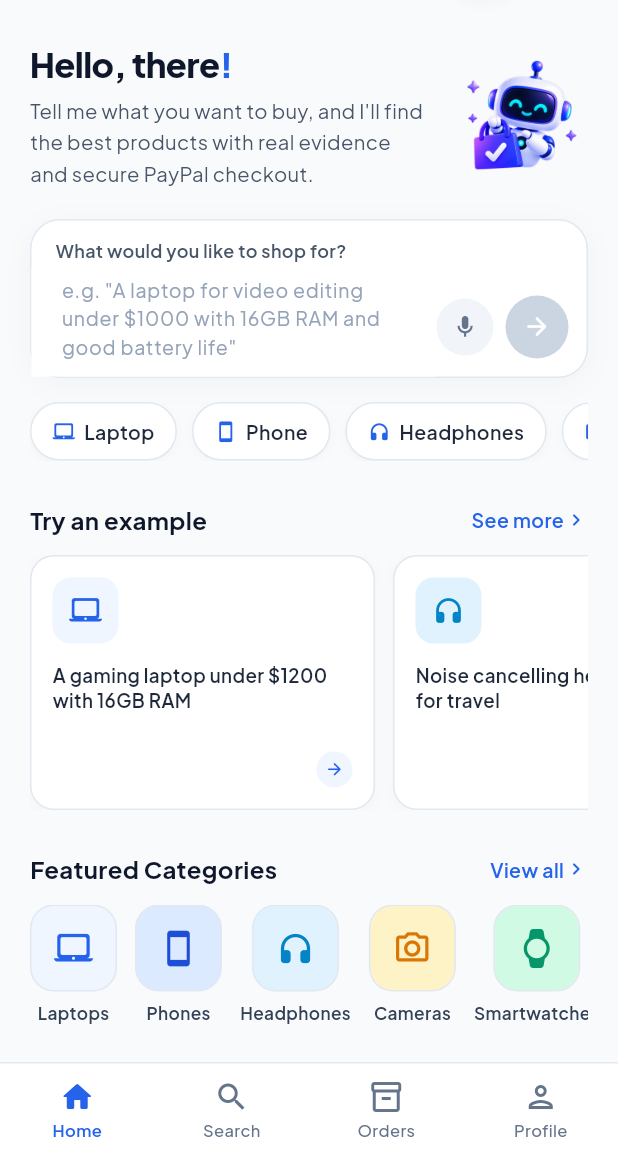
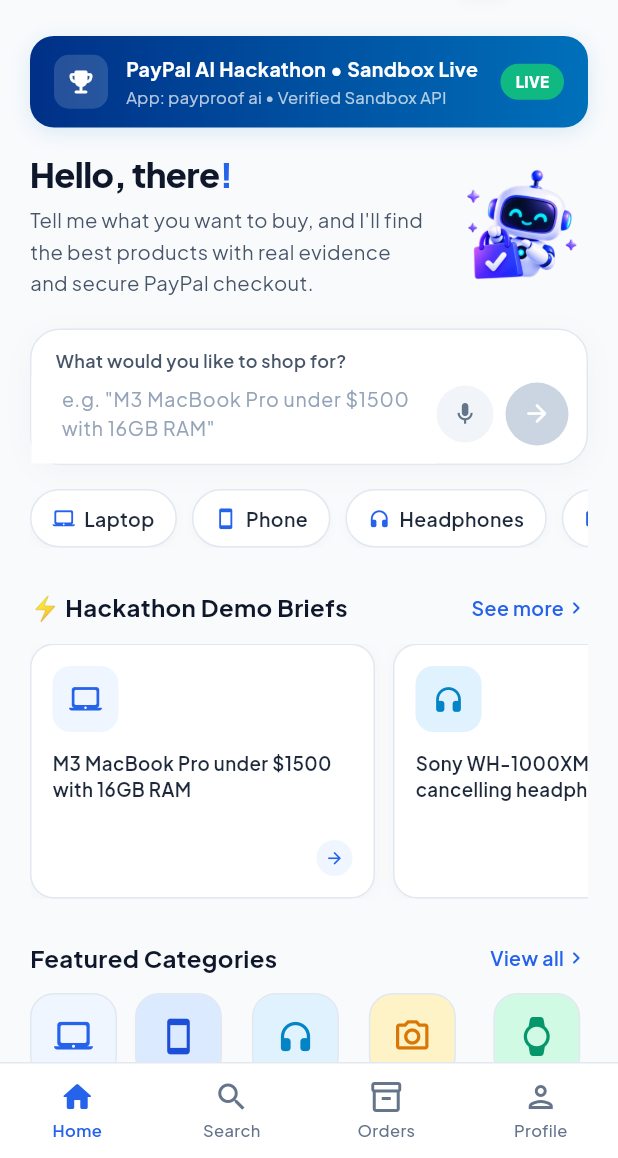
Before and after one commit to PhillDev-coder256/proofbuy-ai, a Flutter app: the ShoppingBriefScreen screen opened by its route, on a phone screen of 412 x 824 dp, the part 78-1236 px from its top. Run offline on Flutter 3.47's test engine with Material 3 defaults, Android fonts, the phone set to English and light mode, and no system bars; our stand-ins replace cached_network_image, dio, flutter_riverpod, freezed_annotation, go_router, google_fonts and 3 more; accounts and stored records are empty; generated files the repository leaves out were written again.

Commit message:
feat(mobile): add hackathon demo UI and update shopping brief examples
feat(backend): add agent task definitions for enterprise review and product detail planning

Update shopping brief screen with hackathon-themed UI components, including a new badge card and updated search examples. Adjust minimum character length for brief submission.

Update generated files for checkout, product comparison, and product search providers.

```diff
--- a/mobile/lib/features/shopping_brief/shopping_brief_screen.dart
+++ b/mobile/lib/features/shopping_brief/shopping_brief_screen.dart
@@ -54,19 +54,19 @@ const _quickCategories = [
 const _examples = [
   _ExampleSearch(
     icon: Icons.laptop_mac_rounded,
-    query: 'A gaming laptop under \$1200 with 16GB RAM',
+    query: 'M3 MacBook Pro under \$1500 with 16GB RAM',
     iconBg: Color(0xFFEFF6FF),
     iconColor: Color(0xFF2563EB),
   ),
   _ExampleSearch(
     icon: Icons.headphones_rounded,
-    query: 'Noise cancelling headphones for travel',
+    query: 'Sony WH-1000XM5 noise cancelling headphones',
     iconBg: Color(0xFFE0F2FE),
     iconColor: Color(0xFF0284C7),
   ),
   _ExampleSearch(
     icon: Icons.smartphone_rounded,
-    query: 'A good smartphone for photography under \$800',
+    query: 'Sony Alpha mirrorless camera kit under \$1000',
     iconBg: Color(0xFFECFDF5),
     iconColor: Color(0xFF059669),
   ),
@@ -143,7 +143,7 @@ class _ShoppingBriefScreenState extends ConsumerState<ShoppingBriefScreen> {
 
   void _submit([String? override]) {
     final text = override ?? _controller.text.trim();
-    if (text.length < 10) return;
+    if (text.length < 5) return;
     _focusNode.unfocus();
     if (override != null) _controller.text = override;
     ref.read(shoppingBriefProvider.notifier).submitBrief(text);
@@ -196,6 +196,10 @@ class _ShoppingBriefScreenState extends ConsumerState<ShoppingBriefScreen> {
                   child: Column(
                     crossAxisAlignment: CrossAxisAlignment.start,
                     children: [
+                      const SizedBox(height: 12),
+
+                      // ── Hackathon Demo Banner ──────────────────────────
+                      _HackathonBadgeCard(),
                       const SizedBox(height: 16),
 
                       // ── Hero header ──────────────────────────────────────
@@ -222,7 +226,7 @@ class _ShoppingBriefScreenState extends ConsumerState<ShoppingBriefScreen> {
 
                       // ── Try an example (Responsive Horizontal Carousel) ──
                       _SectionHeader(
-                        title: 'Try an example',
+                        title: '⚡ Hackathon Demo Briefs',
                         actionLabel: 'See more',
                         onAction: () {},
                       ),
@@ -267,6 +271,85 @@ class _ShoppingBriefScreenState extends ConsumerState<ShoppingBriefScreen> {
 }
 
 // ─────────────────────────────────────────────────────────────────────────────
+// Hackathon Demo Badge Card
+// ─────────────────────────────────────────────────────────────────────────────
+
+class _HackathonBadgeCard extends StatelessWidget {
+  @override
+  Widget build(BuildContext context) {
+    return Container(
+      padding: const EdgeInsets.symmetric(horizontal: 16, vertical: 12),
+      decoration: BoxDecoration(
+        gradient: const LinearGradient(
+          colors: [Color(0xFF003087), Color(0xFF0070BA)],
+        ),
+        borderRadius: BorderRadius.circular(16),
+        boxShadow: const [
+          BoxShadow(
+            color: Color(0x200070BA),
+            blurRadius: 10,
+            offset: Offset(0, 3),
+          ),
+        ],
+      ),
+      child: Row(
+        children: [
+          Container(
+            padding: const EdgeInsets.all(8),
+            decoration: BoxDecoration(
+              color: Colors.white.withValues(alpha: 0.15),
+              borderRadius: BorderRadius.circular(10),
+            ),
+            child: const Icon(Icons.emoji_events_rounded,
+                color: Colors.white, size: 20),
+          ),
+          const SizedBox(width: 12),
+          Expanded(
+            child: Column(
+              crossAxisAlignment: CrossAxisAlignment.start,
+              children: [
+                Text(
+                  'PayPal AI Hackathon • Sandbox Live',
+                  style: pjs(
+                    size: 13,
+                    weight: FontWeight.w700,
+                    color: Colors.white,
+                  ),
+                ),
+                const SizedBox(height: 2),
+                Text(
+                  'App: payproof ai • Verified Sandbox API',
+                  style: pjs(
+                    size: 11,
+                    color: Colors.white70,
+                    weight: FontWeight.w400,
+                  ),
+                ),
+              ],
+            ),
+          ),
+          Container(
+            padding: const EdgeInsets.symmetric(horizontal: 10, vertical: 5),
+            decoration: BoxDecoration(
+              color: const Color(0xFF10B981),
+              borderRadius: BorderRadius.circular(20),
+            ),
+            child: Text(
+              'LIVE',
+              style: pjs(
+                size: 10,
+                weight: FontWeight.w800,
+                color: Colors.white,
+              ),
+            ),
+          ),
+        ],
+      ),
+    );
+  }
+}
+
+// ─────────────────────────────────────────────────────────────────────────────
 // App bar
 // ─────────────────────────────────────────────────────────────────────────────
 
@@ -284,7 +367,6 @@ class _HomeAppBar extends StatelessWidget {
       padding: const EdgeInsets.symmetric(horizontal: 20, vertical: 12),
       child: Row(
         children: [
-          // Logo image
           Image.asset(
             'assets/images/logo.png',
             width: 36,
@@ -304,8 +386,6 @@ class _HomeAppBar extends StatelessWidget {
             ),
           ),
           const SizedBox(width: 10),
-
-          // Wordmark & high-contrast tagline
           Column(
             crossAxisAlignment: CrossAxisAlignment.start,
             mainAxisSize: MainAxisSize.min,
@@ -343,7 +423,7 @@ class _HomeAppBar extends StatelessWidget {
 
           const Spacer(),
 
-          // Notification bell with 1px border
+          // Notification bell
           Stack(
             children: [
               Container(
@@ -431,7 +511,6 @@ class _HeroRow extends StatelessWidget {
         return Row(
           crossAxisAlignment: CrossAxisAlignment.start,
           children: [
-            // Greeting & Description
             Expanded(
               child: Column(
                 crossAxisAlignment: CrossAxisAlignment.start,
@@ -471,10 +550,7 @@ class _HeroRow extends StatelessWidget {
                 ],
               ),
             ),
-
             const SizedBox(width: 12),
-
-            // Robot illustration container
             SizedBox(
               width: illustrationSize,
               height: illustrationSize,
@@ -535,7 +611,7 @@ class _SearchBoxState extends State<_SearchBox> {
 
   @override
   Widget build(BuildContext context) {
-    final hasText = widget.controller.text.trim().length >= 10;
+    final hasText = widget.controller.text.trim().length >= 3;
 
     return Container(
       decoration: BoxDecoration(
@@ -581,7 +657,7 @@ class _SearchBoxState extends State<_SearchBox> {
                   ),
                   decoration: InputDecoration(
                     hintText:
-                        'e.g. "A laptop for video editing under \$1000 with 16GB RAM and good battery life"',
+                        'e.g. "M3 MacBook Pro under \$1500 with 16GB RAM"',
                     hintStyle: pjs(
                       size: 13,
                       color: const Color(0xFF94A3B8),
@@ -602,7 +678,6 @@ class _SearchBoxState extends State<_SearchBox> {
                 padding: const EdgeInsets.only(right: 12, bottom: 12),
                 child: Row(
                   children: [
-                    // Microphone button
                     _CircleIconBtn(
                       icon: Icons.mic_outlined,
                       color: const Color(0xFF64748B),
@@ -611,8 +686,6 @@ class _SearchBoxState extends State<_SearchBox> {
                       onTap: () {},
                     ),
                     const SizedBox(width: 8),
-
-                    // Submit button
                     _CircleIconBtn(
                       icon: widget.isLoading
                           ? Icons.hourglass_empty_rounded
@@ -782,7 +855,7 @@ class _SectionHeader extends StatelessWidget {
 }
 
 // ─────────────────────────────────────────────────────────────────────────────
-// Example Search Cards (Responsive Horizontal Carousel)
+// Example Search Cards
 // ─────────────────────────────────────────────────────────────────────────────
 
 class _ExampleCards extends StatelessWidget {
@@ -821,7 +894,6 @@ class _ExampleCards extends StatelessWidget {
                 child: Column(
                   crossAxisAlignment: CrossAxisAlignment.start,
                   children: [
-                    // Icon container
                     Container(
                       width: 44,
                       height: 44,
@@ -835,12 +907,9 @@ class _ExampleCards extends StatelessWidget {
                         color: item.iconColor,
                       ),
                     ),
-
                     const SizedBox(height: 12),
-
-                    // Query text
                     SizedBox(
-                      height: 52, // Fixed height for 3-line consistency
+                      height: 52,
                       child: Text(
                         item.query,
                         maxLines: 3,
@@ -853,10 +922,7 @@ class _ExampleCards extends StatelessWidget {
                         ),
                       ),
                     ),
-
                     const SizedBox(height: 8),
-
-                    // Bottom arrow
                     Row(
                       mainAxisAlignment: MainAxisAlignment.end,
                       children: [
@@ -934,7 +1000,7 @@ class _FeaturedGrid extends StatelessWidget {
 }
 
 // ─────────────────────────────────────────────────────────────────────────────
-// Why Choose ProofBuy AI (Responsive Cards)
+// Why Choose ProofBuy AI
 // ─────────────────────────────────────────────────────────────────────────────
 
 class _WhySection extends StatelessWidget {
@@ -952,8 +1018,6 @@ class _WhySection extends StatelessWidget {
           ),
         ),
         const SizedBox(height: 12),
-
-        // Horizontal scrollable card list for perfect mobile readability
         SingleChildScrollView(
           scrollDirection: Axis.horizontal,
           physics: const BouncingScrollPhysics(),
```
Also changed, not shown: mobile/lib/features/checkout/checkout_provider.g.dart, mobile/lib/features/product_comparison/product_comparison_screen.g.dart, mobile/lib/features/product_search/product_search_screen.g.dart, 5 other files.
